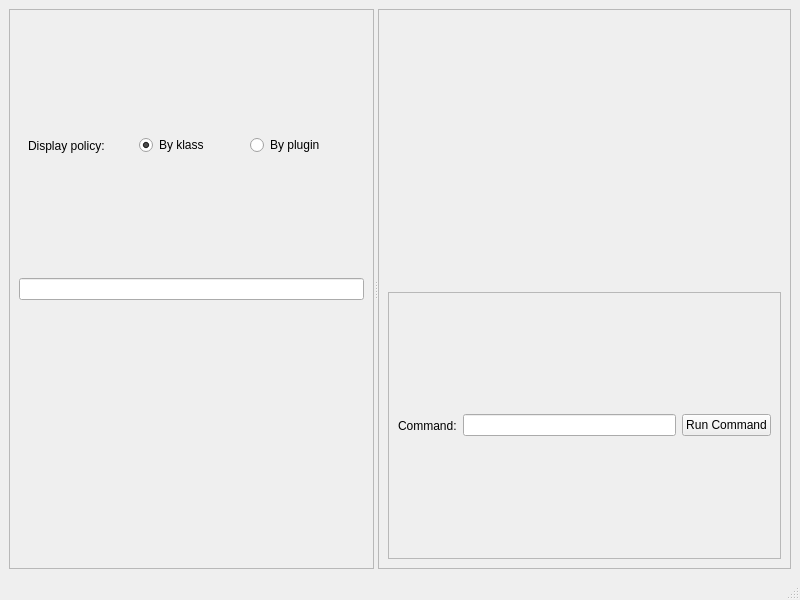
Qt form src/Gui/ui_files/MainWindow.ui (loganek/gstcreator) before a commit.
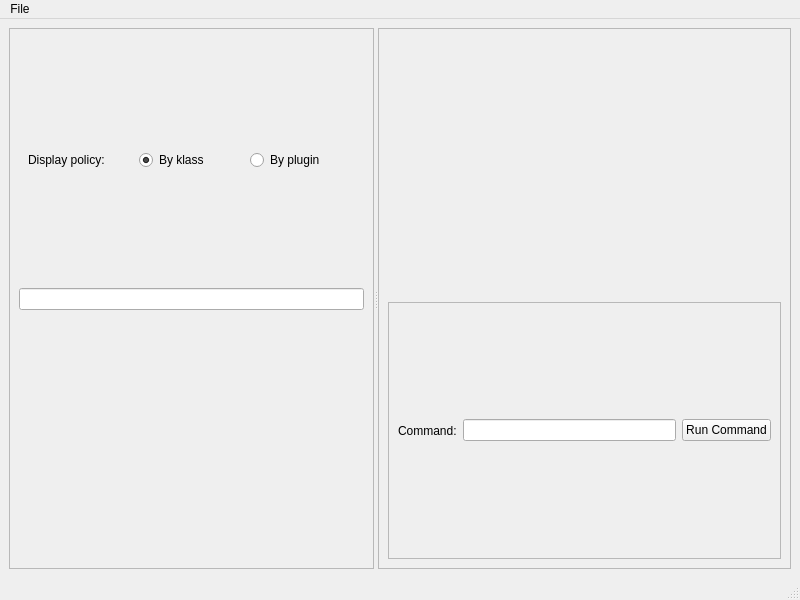
The same form after that commit.

The edit to the form file:
```diff
--- a/src/Gui/ui_files/MainWindow.ui
+++ b/src/Gui/ui_files/MainWindow.ui
@@ -151,6 +151,13 @@
      <height>19</height>
     </rect>
    </property>
+   <widget class="QMenu" name="menuFile">
+    <property name="title">
+     <string>File</string>
+    </property>
+    <addaction name="actionExport_Bin_To_Dot_File"/>
+   </widget>
+   <addaction name="menuFile"/>
   </widget>
   <widget class="QStatusBar" name="statusbar"/>
  </widget>
```
Left out of the diff: 15 changed lines with no effect on the pictures.
